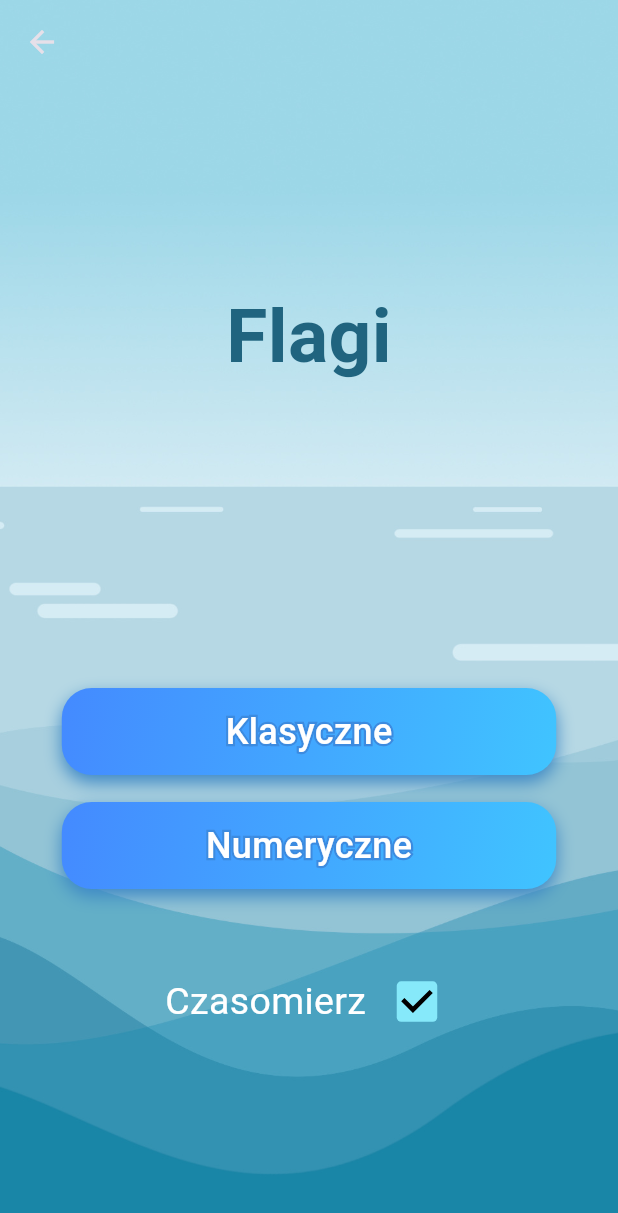
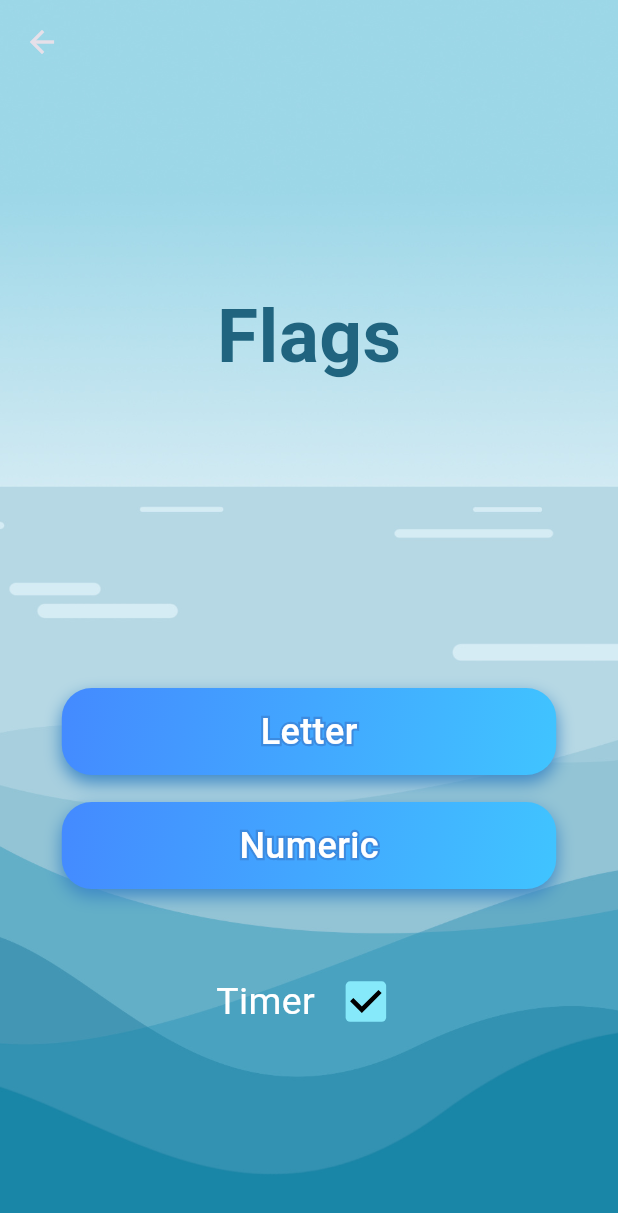
Before and after one commit to nmikolaj/signal_flags_app, a Flutter app: the screen it shows after launch, after a tap on "Flag Names", on a phone screen of 412 x 824 dp. Shown: the top 1213 px of the screen. Run offline on Flutter 3.47's test engine with Material 3 defaults, Android fonts, the phone set to English and light mode, and no system bars; drawn by our look-alikes of stroke_text; our stand-ins replace get, share_plus; missing offline and left inert: widgets_to_image.

Commit message:
add language controller and translations

```diff
--- a/lib/display/export/components/export_body.dart
+++ b/lib/display/export/components/export_body.dart
@@ -50,7 +50,7 @@ class ExportBody extends StatelessWidget {
                           horizontal: kDefaultPadding),
                       child: Align(
                         alignment: Alignment.centerLeft,
-                        child: Text("Wybrane flagi: ",
+                        child: Text('chosen_flags'.tr,
                             style: TextStyle(
                               color: kWhiteColor,
                               fontSize: 14,
--- a/lib/display/home/home_screen.dart
+++ b/lib/display/home/home_screen.dart
@@ -1,5 +1,6 @@
 import 'package:flutter/material.dart';
 import 'package:get/get.dart';
+import 'package:signal_flags_app/controllers/language_controller.dart';
 import 'package:signal_flags_app/display/dataset/dataset_screen.dart';
 import 'package:signal_flags_app/display/quiz/quiz_menu_screen.dart';
 import 'package:signal_flags_app/display/quiz/quiz_screen.dart';
@@ -9,10 +10,11 @@ import 'package:signal_flags_app/utils/constants.dart';
 import 'package:signal_flags_app/utils/widget_utils.dart';
 
 class HomeScreen extends StatelessWidget {
+  final LanguageController _languageController = Get.put(LanguageController());
+
   @override
   Widget build(BuildContext context) {
     return Scaffold(
-
       body: Container(
         decoration: BoxDecoration(
           image: DecorationImage(
@@ -31,16 +33,17 @@ class HomeScreen extends StatelessWidget {
                   children: [
                     Column(
                       children: [
-                        SizedBox(height: 5),
+                        SizedBox(height: 10),
                         GestureDetector(
                           onTap: () {
                             var locale = Locale('en', 'US');
                             Get.updateLocale(locale);
+                            _languageController.setLanguage('en');
                           },
                           child: Image.asset(
                             'assets/images/us_flag.png',
-                            width: 50,
-                            height: 35,
+                            width: 45,
+                            height: 30,
                           ),
                         ),
                         SizedBox(height: 5),
@@ -48,11 +51,12 @@ class HomeScreen extends StatelessWidget {
                           onTap: () {
                             var locale = Locale('pl', 'PL');
                             Get.updateLocale(locale);
+                            _languageController.setLanguage('pl');
                           },
                           child: Image.asset(
                             'assets/images/pl_flag.png',
-                            width: 50,
-                            height: 35,
+                            width: 45,
+                            height: 30,
                           ),
                         ),
                       ],
@@ -84,11 +88,14 @@ class HomeScreen extends StatelessWidget {
                     ),
                       ],
                     ),
-                    Text(
-                      'home_screen.choose_mode'.tr,
-                      style: TextStyle(
-                        color: kHeaderColor,
-                        fontSize: 22,
+                    Padding(
+                      padding: const EdgeInsets.only(left: 30.0),
+                      child: Text(
+                        'home_screen.choose_mode'.tr,
+                        style: const TextStyle(
+                          color: kHeaderColor,
+                          fontSize: 22,
+                        ),
                       ),
                     ),
                     const Spacer(flex: 6),
--- a/lib/display/quiz/quiz_menu_screen.dart
+++ b/lib/display/quiz/quiz_menu_screen.dart
@@ -34,10 +34,10 @@ class FlagsMenuScreen extends StatelessWidget {
                   crossAxisAlignment: CrossAxisAlignment.start,
                   children: [
                     const Spacer(flex: 4),
-                    const Center(
+                    Center(
                       child: Text(
-                        "Flagi",
-                        style: TextStyle(
+                        'flags'.tr,
+                        style: const TextStyle(
                           color: kHeaderColor,
                           fontWeight: FontWeight.bold,
                           fontSize: 50,
@@ -45,16 +45,16 @@ class FlagsMenuScreen extends StatelessWidget {
                       ),
                     ),
                     const Spacer(flex: 6),
-                    buildButton("Klasyczne", () => QuizScreen(mode: "normal", showProgressBar: _controller.showProgressBar.value, flagCount: _controller.selectedFlagCount.value)),
+                    buildButton('quiz.letter'.tr, () => QuizScreen(mode: "normal", showProgressBar: _controller.showProgressBar.value, flagCount: _controller.selectedFlagCount.value)),
                     const SizedBox(height: 18),
-                    buildButton("Numeryczne", () => QuizScreen(mode: 'numeric', showProgressBar: _controller.showProgressBar.value, flagCount: _controller.selectedFlagCount.value)),
+                    buildButton('quiz.numeric'.tr, () => QuizScreen(mode: 'numeric', showProgressBar: _controller.showProgressBar.value, flagCount: _controller.selectedFlagCount.value)),
                     const SizedBox(height: 18),
                     const Spacer(flex: 1),
                     Obx(() => Row(
                       mainAxisAlignment: MainAxisAlignment.center,
                       children: [
                         Text(
-                          "Czasomierz",
+                          'timer'.tr,
                           style: TextStyle(color: kWhiteColor, fontSize: 25),
                         ),
                         SizedBox(width: 10),
--- a/lib/display/score/score_screen.dart
+++ b/lib/display/score/score_screen.dart
@@ -41,7 +41,7 @@ class ScoreScreen extends StatelessWidget {
         fit: StackFit.expand,
         children: [
           Container(
-        decoration: BoxDecoration(
+        decoration: const BoxDecoration(
           image: DecorationImage(
             image: AssetImage('assets/images/background.jpg'),
             fit: BoxFit.cover,
@@ -52,7 +52,7 @@ class ScoreScreen extends StatelessWidget {
             children: [
               const Spacer(flex: 4),
               Text(
-                "Wynik",
+                'score'.tr,
                 style: TextStyle(
                   color: kWhiteColor,
                   fontSize: font_size,
--- a/lib/utils/translations.dart
+++ b/lib/utils/translations.dart
@@ -23,7 +23,13 @@ class MyTranslations extends Translations {
           'signal_menu.meteorology_weather': 'Meteorology-Weather',
           'signal_menu.communications': 'Communications',
           'signal_menu.create_custom': 'Create your own!',
+          'quiz.letter': 'Letter',
+          'quiz.numeric': 'Numeric',
           'skip': 'Skip',
+          'flags': 'Flags',
+          'timer': 'Timer',
+          'score': 'Score',
+          'chosen_flags': 'Chosen flags:',
           'quiz_body.question': 'Question @number',
         },
         'pl_PL': {
@@ -46,7 +52,13 @@ class MyTranslations extends Translations {
           'signal_menu.meteorology_weather': 'Meteorologia-Pogoda',
           'signal_menu.communications': 'Komunikacja',
           'signal_menu.create_custom': 'Stwórz własny!',
+          'quiz.letter': 'Literowe',
+          'quiz.numeric': 'Numeryczne',
           'skip': 'Pomiń',
+          'flags': 'Flagi',
+          'timer': 'Czasomierz',
+          'score': 'Wynik',
+          'chosen_flags': 'Wybrane flagi:',
           'quiz_body.question': 'Pytanie @number',
         },
       };
```
Also changed, not shown: lib/controllers/language_controller.dart (added, +9 -0 lines), lib/controllers/question_controller.dart (+11 -5 lines), lib/display/transmit/components/transmit_body.dart (+11 -6 lines).
